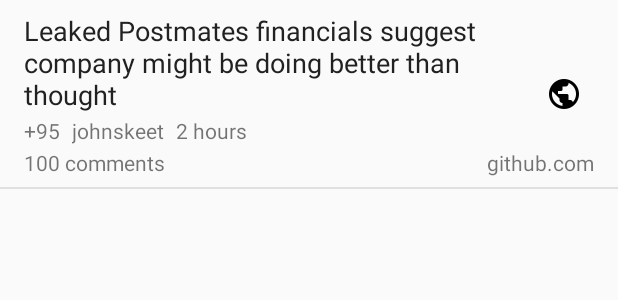
After one commit to spaiman/sunny-reader, an Android app: the layout item_story.xml on its own in the app's theme, with its tools: preview values and no code run, on a phone screen of 412 x 824 dp. The commit adds this screen. Shown: the top 300 px of the screen. Run offline under Robolectric (Android 15) with nearby library versions, the phone set to English and light mode, and no system bars.

Commit message:
Construct story item layout

```diff
--- /dev/null
+++ b/app/src/main/res/drawable-v21/bg_button.xml
@@ -0,0 +1,3 @@
+<?xml version="1.0" encoding="utf-8"?>
+<ripple xmlns:android="http://schemas.android.com/apk/res/android" android:color="@color/light_gray">
+</ripple>
--- /dev/null
+++ b/app/src/main/res/drawable-v21/bg_item.xml
@@ -0,0 +1,30 @@
+<?xml version="1.0" encoding="utf-8"?>
+<ripple xmlns:android="http://schemas.android.com/apk/res/android" android:color="@color/light_gray">
+    <item android:state_pressed="true">
+        <layer-list>
+            <item android:left="@dimen/non_stroke_offset"
+                  android:right="@dimen/non_stroke_offset"
+                  android:top="@dimen/non_stroke_offset">
+                <shape android:shape="rectangle">
+                    <stroke android:width="@dimen/line_height" android:color="@color/silver" />
+                </shape>
+            </item>
+            <item android:left="@dimen/non_stroke_offset"
+                  android:right="@dimen/non_stroke_offset"
+                  android:top="@dimen/non_stroke_offset">
+                <ripple android:color="@color/light_gray" />
+            </item>
+        </layer-list>
+    </item>
+    <item android:state_pressed="false">
+        <layer-list>
+            <item android:left="@dimen/non_stroke_offset"
+                  android:right="@dimen/non_stroke_offset"
+                  android:top="@dimen/non_stroke_offset">
+                <shape android:shape="rectangle">
+                    <stroke android:width="@dimen/line_height" android:color="@color/silver" />
+                </shape>
+            </item>
+        </layer-list>
+    </item>
+</ripple>
--- /dev/null
+++ b/app/src/main/res/drawable/bg_button.xml
@@ -0,0 +1,8 @@
+<?xml version="1.0" encoding="utf-8"?>
+<selector xmlns:android="http://schemas.android.com/apk/res/android">
+    <item>
+        <shape android:shape="rectangle">
+            <solid android:color="@color/light_gray" />
+        </shape>
+    </item>
+</selector>
--- /dev/null
+++ b/app/src/main/res/drawable/bg_item.xml
@@ -0,0 +1,26 @@
+<?xml version="1.0" encoding="utf-8"?>
+<selector xmlns:android="http://schemas.android.com/apk/res/android">
+    <item android:state_pressed="true">
+        <layer-list>
+            <item android:left="@dimen/non_stroke_offset"
+                  android:right="@dimen/non_stroke_offset"
+                  android:top="@dimen/non_stroke_offset">
+                <shape android:shape="rectangle">
+                    <stroke android:width="@dimen/line_height" android:color="@color/silver" />
+                    <solid android:color="@color/light_gray" />
+                </shape>
+            </item>
+        </layer-list>
+    </item>
+    <item android:state_pressed="false">
+        <layer-list>
+            <item android:left="@dimen/non_stroke_offset"
+                  android:right="@dimen/non_stroke_offset"
+                  android:top="@dimen/non_stroke_offset">
+                <shape android:shape="rectangle">
+                    <stroke android:width="@dimen/line_height" android:color="@color/silver" />
+                </shape>
+            </item>
+        </layer-list>
+    </item>
+</selector>
--- /dev/null
+++ b/app/src/main/res/layout/item_story.xml
@@ -0,0 +1,88 @@
+<?xml version="1.0" encoding="utf-8"?>
+<RelativeLayout xmlns:android="http://schemas.android.com/apk/res/android"
+                xmlns:tools="http://schemas.android.com/tools"
+                android:layout_width="match_parent"
+                android:layout_height="wrap_content"
+                android:background="@drawable/bg_item"
+                android:clickable="true"
+                android:paddingBottom="@dimen/spacing_small"
+                android:paddingLeft="@dimen/spacing_normal"
+                android:paddingRight="@dimen/spacing_normal"
+                android:paddingTop="@dimen/spacing_small"
+    >
+
+    <TextView
+        android:id="@+id/txt_title"
+        android:layout_width="wrap_content"
+        android:layout_height="wrap_content"
+        android:layout_alignParentLeft="true"
+        android:layout_marginBottom="@dimen/spacing_micro"
+        android:layout_toLeftOf="@+id/btn_open"
+        android:textColor="@color/soft_black"
+        android:textSize="@dimen/font_large"
+        tools:text="Leaked Postmates financials suggest company might be doing better than thought"
+        />
+
+    <TextView
+        android:id="@+id/txt_total_points"
+        android:layout_width="wrap_content"
+        android:layout_height="wrap_content"
+        android:layout_below="@+id/txt_title"
+        android:layout_marginBottom="@dimen/spacing_micro"
+        tools:text="+95"
+        />
+
+    <TextView
+        android:id="@+id/txt_author"
+        android:layout_width="wrap_content"
+        android:layout_height="wrap_content"
+        android:layout_below="@+id/txt_title"
+        android:layout_toRightOf="@+id/txt_total_points"
+        android:layout_marginLeft="@dimen/spacing_small"
+        tools:text="johnskeet"
+        />
+
+    <TextView
+        android:id="@+id/txt_time"
+        android:layout_width="wrap_content"
+        android:layout_height="wrap_content"
+        android:layout_below="@+id/txt_title"
+        android:layout_toRightOf="@+id/txt_author"
+        android:layout_marginLeft="@dimen/spacing_small"
+        tools:text="2 hours"
+        />
+
+    <TextView
+        android:id="@+id/txt_total_comments"
+        android:layout_width="wrap_content"
+        android:layout_height="wrap_content"
+        android:layout_below="@+id/txt_total_points"
+        tools:text="100 comments"
+        />
+
+    <TextView
+        android:id="@+id/txt_host_url"
+        android:layout_width="wrap_content"
+        android:layout_height="wrap_content"
+        android:layout_alignParentRight="true"
+        android:layout_below="@+id/txt_total_points"
+        android:layout_marginLeft="@dimen/spacing_small"
+        android:layout_toRightOf="@+id/txt_total_comments"
+        android:gravity="right"
+        tools:text="github.com"
+        />
+
+    <ImageView
+        android:id="@+id/btn_open"
+        android:layout_width="wrap_content"
+        android:layout_height="wrap_content"
+        android:layout_alignParentEnd="true"
+        android:layout_alignParentRight="true"
+        android:layout_centerVertical="true"
+        android:background="@drawable/bg_button"
+        android:clickable="true"
+        android:padding="@dimen/spacing_small"
+        android:src="@drawable/ic_public"
+        />
+
+</RelativeLayout>
--- a/app/src/main/res/values/colors.xml
+++ b/app/src/main/res/values/colors.xml
@@ -3,4 +3,7 @@
     <color name="colorPrimary">#FF6600</color>
     <color name="colorPrimaryDark">#E65100</color>
     <color name="colorAccent">#FFAB40</color>
+    <color name="soft_black">#212121</color>
+    <color name="light_gray">#EEEEEE</color>
+    <color name="silver">#E0E0E0</color>
 </resources>
--- a/app/src/main/res/values/dimens.xml
+++ b/app/src/main/res/values/dimens.xml
@@ -2,4 +2,15 @@
     <!-- Default screen margins, per the Android Design guidelines. -->
     <dimen name="activity_horizontal_margin">16dp</dimen>
     <dimen name="activity_vertical_margin">16dp</dimen>
+
+    <!-- GENERAL DIMENS -->
+    <dimen name="font_medium">14sp</dimen>
+    <dimen name="font_large">18sp</dimen>
+
+    <dimen name="spacing_micro">2dp</dimen>
+    <dimen name="spacing_small">8dp</dimen>
+    <dimen name="spacing_normal">16dp</dimen>
+
+    <dimen name="non_stroke_offset">-6dp</dimen>
+    <dimen name="line_height">1dp</dimen>
 </resources>
--- /dev/null
+++ b/app/src/main/res/values/plurals.xml
@@ -0,0 +1,8 @@
+<?xml version="1.0" encoding="utf-8"?>
+<resources>
+    <plurals name="total_comments">
+        <item quantity="zero">%d comment</item>
+        <item quantity="one">%d comment</item>
+        <item quantity="other">%d comments</item>
+    </plurals>
+</resources>
--- a/app/src/main/res/values/strings.xml
+++ b/app/src/main/res/values/strings.xml
@@ -1,3 +1,4 @@
 <resources>
     <string name="app_name">Sunny Reader for Hacker News</string>
+    <string name="points_format">+%1d</string>
 </resources>
```
Also changed, not shown: app/src/main/res/drawable-hdpi/ic_public.png (added), app/src/main/res/drawable-mdpi/ic_public.png (added), app/src/main/res/drawable-xhdpi/ic_public.png (added), app/src/main/res/drawable-xxhdpi/ic_public.png (added), app/src/main/res/drawable-xxxhdpi/ic_public.png (added).
